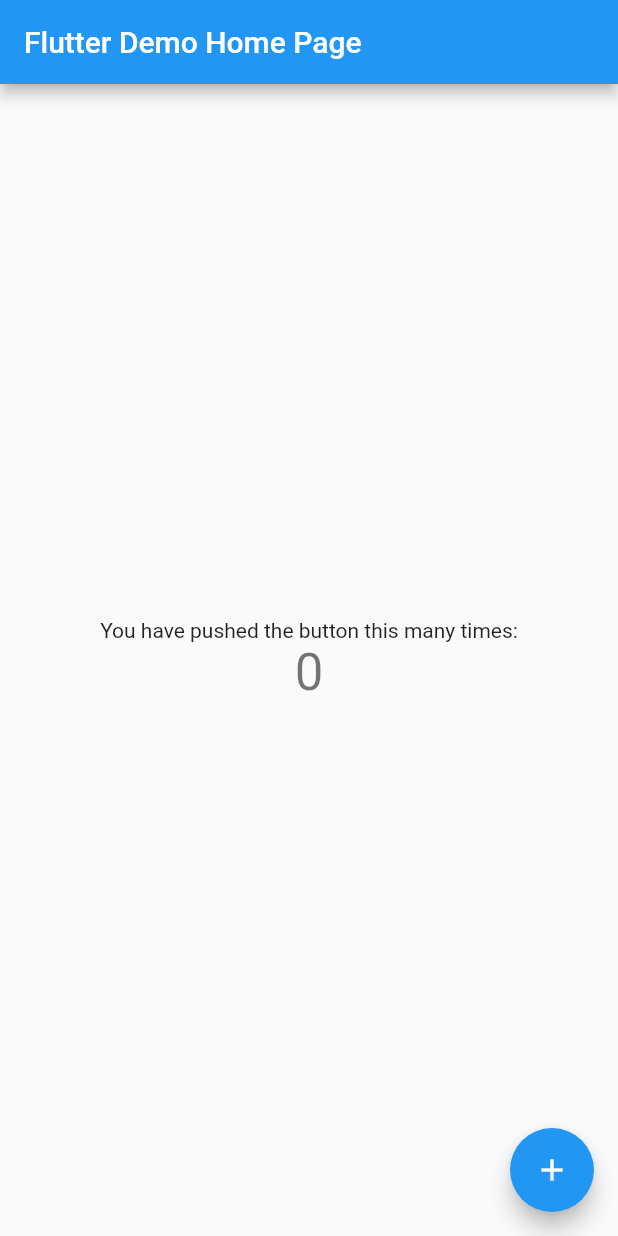
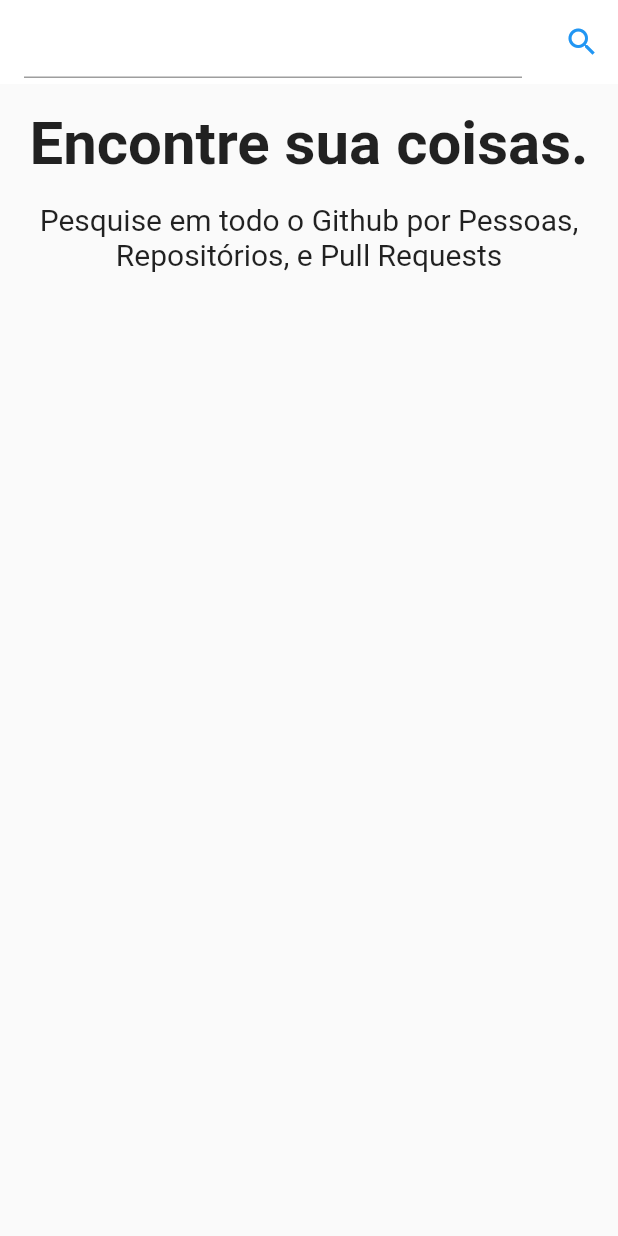
Before and after one commit to fldnascimento/git_search, a Flutter app: the screen it shows after launch, on a phone screen of 412 x 824 dp. Run offline on Flutter 3.47's test engine with Material 2 defaults, Android fonts, the light colour scheme and no system bars; our stand-ins replace dio, equatable, flutter_bloc, get_it, result_dart.

Commit message:
created presenter

```diff
--- a/lib/main.dart
+++ b/lib/main.dart
@@ -1,6 +1,11 @@
 import 'package:flutter/material.dart';
+import 'package:git_search/src/presenter/pages/search_page.dart';
+
+import 'src/injection_container.dart' as di;
+import 'src/presenter/pages/splash_page.dart';
 
 void main() {
+  di.setup();
   runApp(const MyApp());
 }
 
@@ -10,58 +15,12 @@
   @override
   Widget build(BuildContext context) {
     return MaterialApp(
-      title: 'Flutter Demo',
+      title: 'Github Search',
       theme: ThemeData(
         primarySwatch: Colors.blue,
       ),
-      home: const MyHomePage(title: 'Flutter Demo Home Page'),
+      debugShowCheckedModeBanner: false,
+      home: const SearchPage(),
     );
   }
 }
-
-class MyHomePage extends StatefulWidget {
-  const MyHomePage({super.key, required this.title});
-
-  final String title;
-
-  @override
-  State<MyHomePage> createState() => _MyHomePageState();
-}
-
-class _MyHomePageState extends State<MyHomePage> {
-  int _counter = 0;
-
-  void _incrementCounter() {
-    setState(() {
-      _counter++;
-    });
-  }
-
-  @override
-  Widget build(BuildContext context) {
-    return Scaffold(
-      appBar: AppBar(
-        title: Text(widget.title),
-      ),
-      body: Center(
-        child: Column(
-          mainAxisAlignment: MainAxisAlignment.center,
-          children: <Widget>[
-            const Text(
-              'You have pushed the button this many times:',
-            ),
-            Text(
-              '$_counter',
-              style: Theme.of(context).textTheme.headline4,
-            ),
-          ],
-        ),
-      ),
-      floatingActionButton: FloatingActionButton(
-        onPressed: _incrementCounter,
-        tooltip: 'Increment',
-        child: const Icon(Icons.add),
-      ),
-    );
-  }
-}
--- /dev/null
+++ b/lib/src/presenter/cubits/search/search_cubit.dart
@@ -0,0 +1,56 @@
+import 'package:flutter_bloc/flutter_bloc.dart';
+import 'package:git_search/src/domain/usecases/find_repos_usecase.dart';
+import 'package:git_search/src/domain/usecases/find_users_usecase.dart';
+import 'package:git_search/src/domain/usecases/get_repos_starred_usecase.dart';
+import 'package:git_search/src/domain/usecases/get_user_usecase.dart';
+import 'package:git_search/src/presenter/cubits/search/search_state.dart';
+
+class SearchCubit extends Cubit<SearchState> {
+  final FindReposUsecase findReposUsecase;
+  final FindUsersUsecase findUsersUsecase;
+  final GetReposStarredUsecase getReposStarredUsecase;
+  final GetUserUsecase getUserUsecase;
+
+  SearchCubit({
+    required this.findReposUsecase,
+    required this.findUsersUsecase,
+    required this.getReposStarredUsecase,
+    required this.getUserUsecase,
+  }) : super(SearchInitialState());
+
+  void findUsers(String query) async {
+    emit(SearchLoadingState());
+    final result = await findUsersUsecase(query: query);
+    result.fold(
+      (success) => emit(SearchUsersSuccessState(users: success)),
+      (failure) => emit(SearchFailureState(errorMessage: failure.toString())),
+    );
+  }
+
+  void findRepos(String query) async {
+    emit(SearchLoadingState());
+    final result = await findReposUsecase(query: query);
+    result.fold(
+      (success) => emit(SearchReposSuccessState(repos: success)),
+      (failure) => emit(SearchFailureState(errorMessage: failure.toString())),
+    );
+  }
+
+  void getReposStarred(String login) async {
+    emit(SearchLoadingState());
+    final result = await getReposStarredUsecase(login: login);
+    result.fold(
+      (success) => emit(SearchReposSuccessState(repos: success)),
+      (failure) => emit(SearchFailureState(errorMessage: failure.toString())),
+    );
+  }
+
+  void getUser(String login) async {
+    emit(SearchLoadingState());
+    final result = await getUserUsecase(login: login);
+    result.fold(
+      (success) => emit(SearchUserSuccessState(user: success)),
+      (failure) => emit(SearchFailureState(errorMessage: failure.toString())),
+    );
+  }
+}
--- /dev/null
+++ b/lib/src/presenter/cubits/search/search_state.dart
@@ -0,0 +1,46 @@
+import 'package:equatable/equatable.dart';
+
+import '../../../domain/entities/repo_entity.dart';
+import '../../../domain/entities/user_entity.dart';
+
+abstract class SearchState extends Equatable {
+  const SearchState();
+
+  @override
+  List<Object?> get props => [];
+}
+
+class SearchInitialState extends SearchState {}
+
+class SearchLoadingState extends SearchState {}
+
+class SearchFailureState extends SearchState {
+  final String errorMessage;
+  const SearchFailureState({required this.errorMessage});
+  @override
+  List<Object?> get props => [errorMessage];
+}
+
+class SearchUsersSuccessState extends SearchState {
+  final List<UserEntity> users;
+  const SearchUsersSuccessState({required this.users});
+
+  @override
+  List<Object?> get props => [users];
+}
+
+class SearchReposSuccessState extends SearchState {
+  final List<RepoEntity> repos;
+  const SearchReposSuccessState({required this.repos});
+
+  @override
+  List<Object?> get props => [repos];
+}
+
+class SearchUserSuccessState extends SearchState {
+  final UserEntity user;
+  const SearchUserSuccessState({required this.user});
+
+  @override
+  List<Object?> get props => [user];
+}
--- /dev/null
+++ b/lib/src/presenter/pages/search_page.dart
@@ -0,0 +1,123 @@
+import 'package:flutter/material.dart';
+import 'package:flutter_bloc/flutter_bloc.dart';
+import 'package:git_search/src/injection_container.dart';
+import 'package:git_search/src/presenter/components/container_search.dart';
+import 'package:git_search/src/presenter/cubits/search/search_state.dart';
+
+import '../cubits/search/search_cubit.dart';
+
+class SearchPage extends StatefulWidget {
+  const SearchPage({super.key});
+
+  @override
+  State<SearchPage> createState() => _SearchPageState();
+}
+
+class _SearchPageState extends State<SearchPage> {
+  String _textValue = '';
+
+  bool _showContainerSearch = false;
+
+  @override
+  Widget build(BuildContext context) {
+    return BlocProvider(
+      create: (_) => getIt<SearchCubit>(),
+      child: Scaffold(
+        appBar: AppBar(
+          backgroundColor: Colors.white,
+          title: Column(
+            children: [
+              TextField(
+                onChanged: (value) {
+                  _textValue = value;
+                  setState(() {
+                    if (value.isNotEmpty) {
+                      _showContainerSearch = true;
+                    } else {
+                      _showContainerSearch = false;
+                    }
+                  });
+                },
+              ),
+            ],
+          ),
+          elevation: 0,
+          actions: [
+            IconButton(
+              onPressed: () {
+                getIt<SearchCubit>().findUsers(_textValue);
+              },
+              icon: const Icon(
+                Icons.search,
+                color: Colors.blue,
+              ),
+            ),
+          ],
+        ),
+        body: SingleChildScrollView(
+          child: Column(
+            children: [
+              Visibility(
+                visible: _showContainerSearch,
+                child: ContainerSearch(query: _textValue),
+              ),
+              BlocBuilder<SearchCubit, SearchState>(
+                bloc: getIt<SearchCubit>(),
+                builder: (context, state) {
+                  if (state is SearchLoadingState) {
+                    return const Center(
+                      child: CircularProgressIndicator(),
+                    );
+                  } else if (state is SearchUsersSuccessState) {
+                    return SingleChildScrollView(
+                      child: Column(
+                        children: state.users
+                            .map((e) => ListTile(
+                                  title: Text(e.login),
+                                ))
+                            .toList(),
+                      ),
+                    );
+                  }
+
+                  return Visibility(
+                    visible: !_showContainerSearch,
+                    child: Center(
+                      child: Padding(
+                        padding: const EdgeInsets.all(16.0),
+                        child: Column(
+                          mainAxisAlignment: MainAxisAlignment.center,
+                          children: const [
+                            Text(
+                              'Encontre sua coisas.',
+                              style: TextStyle(
+                                fontSize: 40,
+                                fontWeight: FontWeight.bold,
+                              ),
+                              textAlign: TextAlign.center,
+                            ),
+                            SizedBox(
+                              height: 16,
+                            ),
+                            Text(
+                              'Pesquise em todo o Github por Pessoas, Repositórios, e Pull Requests',
+                              style: TextStyle(
+                                fontSize: 20,
+                                fontWeight: FontWeight.normal,
+                              ),
+                              textAlign: TextAlign.center,
+                            ),
+                          ],
+                        ),
+                      ),
+                    ),
+                  );
+                },
+              ),
+            ],
+          ),
+        ),
+      ),
+    );
+  }
+}
```
Also changed, not shown: lib/src/presenter/components/container_search.dart (added, +80 -0 lines), lib/src/presenter/pages/splash_page.dart (added, +34 -0 lines).
